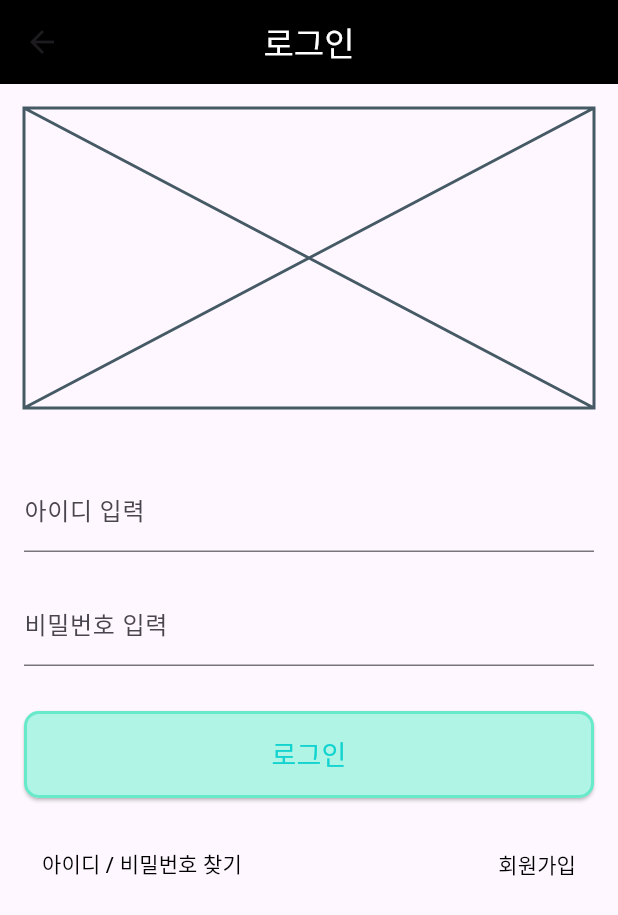
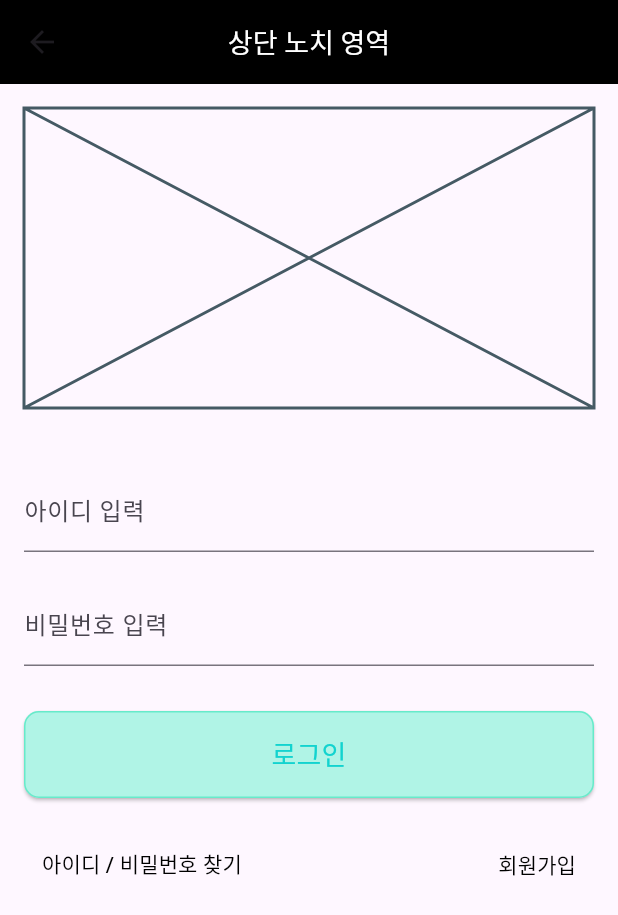
Before and after one commit to ahndongkyu/bulssuk_front, a Flutter app: the screen it shows after launch, item 4 of the bottom bar chosen, on a phone screen of 412 x 824 dp. Shown: the top 915 px of the screen. Run offline on Flutter 3.47's test engine with Material 3 defaults, Android fonts, the phone set to English and light mode, and no system bars.

Commit message:
login_page_UI

```diff
--- a/lib/auth/login_page.dart
+++ b/lib/auth/login_page.dart
@@ -32,8 +32,11 @@ class _LoginPageState extends State<LoginPage> {
       appBar: AppBar(
         backgroundColor: Colors.black,
         title: Text(
-          '로그인',
-          style: TextStyle(color: Colors.white),
+          '상단 노치 영역',
+          style: TextStyle(
+            color: Colors.white,
+            fontSize: 18, // 상단 제목 텍스트 크기
+          ),
         ),
         centerTitle: true,
         elevation: 0,
@@ -81,7 +84,7 @@ class _LoginPageState extends State<LoginPage> {
                 padding: EdgeInsets.symmetric(vertical: 16.0),
                 shape: RoundedRectangleBorder(
                   borderRadius: BorderRadius.circular(10),
-                  side: BorderSide(color: Color(0xFF67EACA), width: 2), // 테두리 색상 및 두께
+                  side: BorderSide(color: Color(0xFF67EACA), width: 1), // 테두리 색상 및 두께
                 ),
               ),
               child: Text(
```
